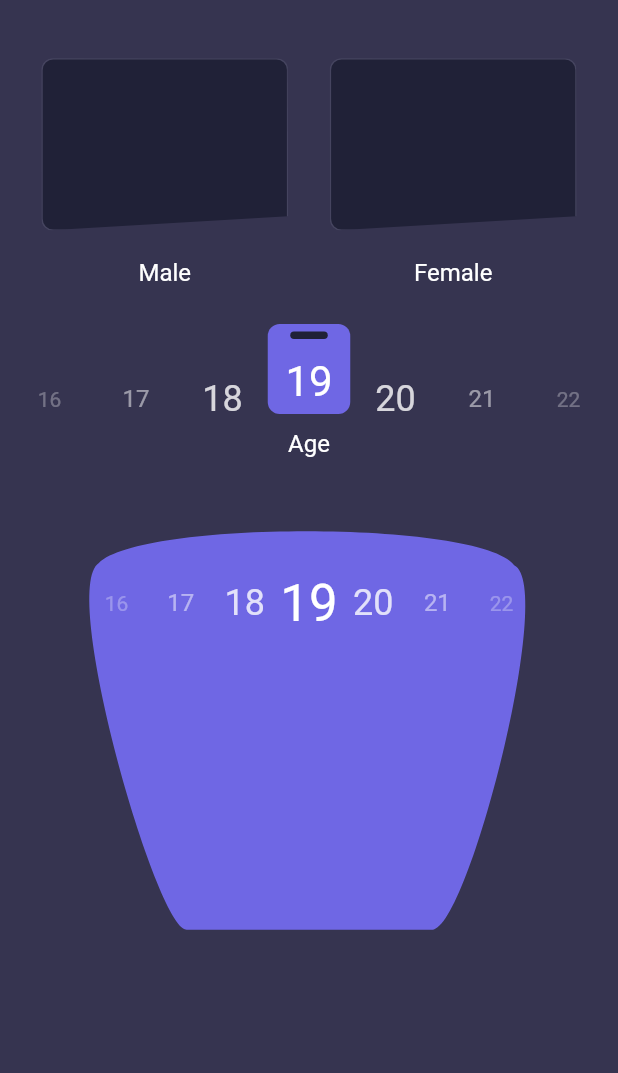
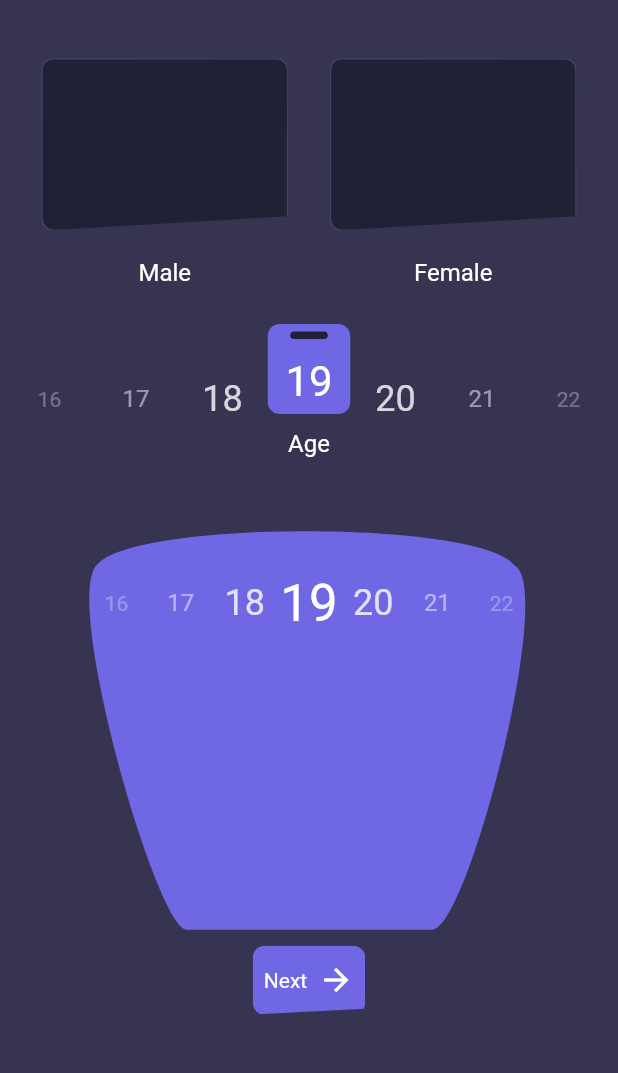
Before and after one commit to antonio-pedro99/bmi_calculator, a Flutter app: the screen it shows after launch, on a phone screen of 412 x 824 dp, the part 92-1165 px from its top. Run offline on Flutter 3.47's test engine with Material 2 defaults, Android fonts, the phone set to English and light mode, and no system bars.

Commit message:
button customized

```diff
--- a/lib/view/pages/home.dart
+++ b/lib/view/pages/home.dart
@@ -46,6 +46,8 @@ class _MyHomePageState extends State<MyHomePage> {
             const SizedBox(height: 100, child: AgePicker()),
             const SizedBox(height: 24),
             const WeightPicker(),
+            const SizedBox(height: 2),
+            const CurvedButton(),
           ],
         ),
       ),
```
